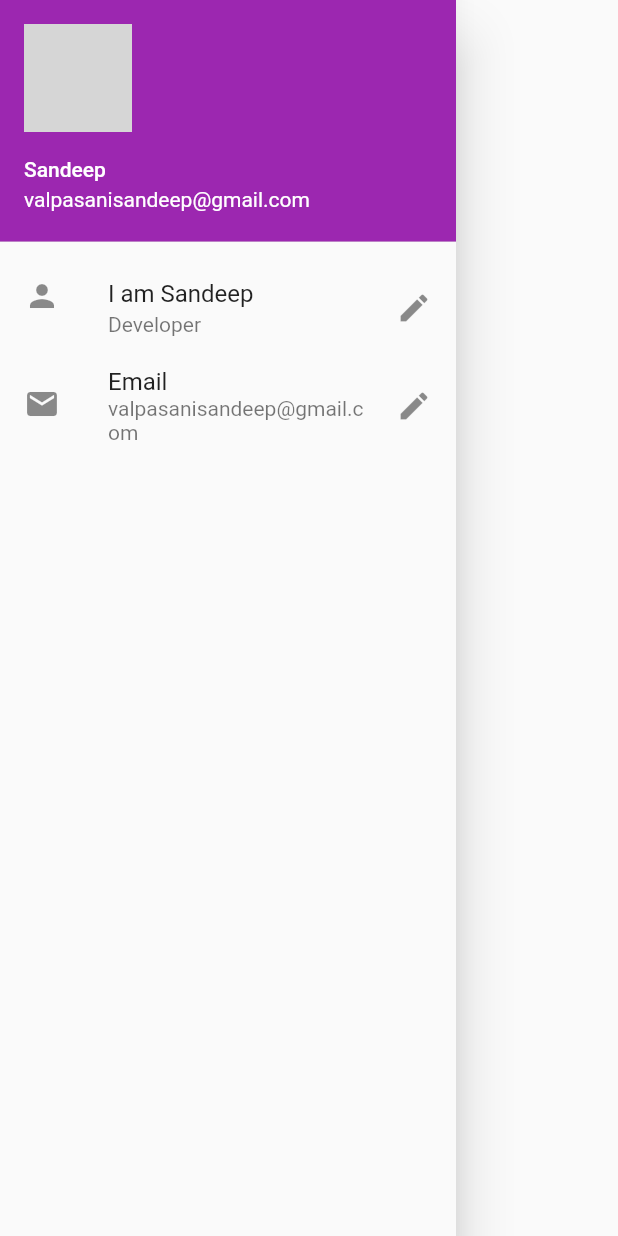
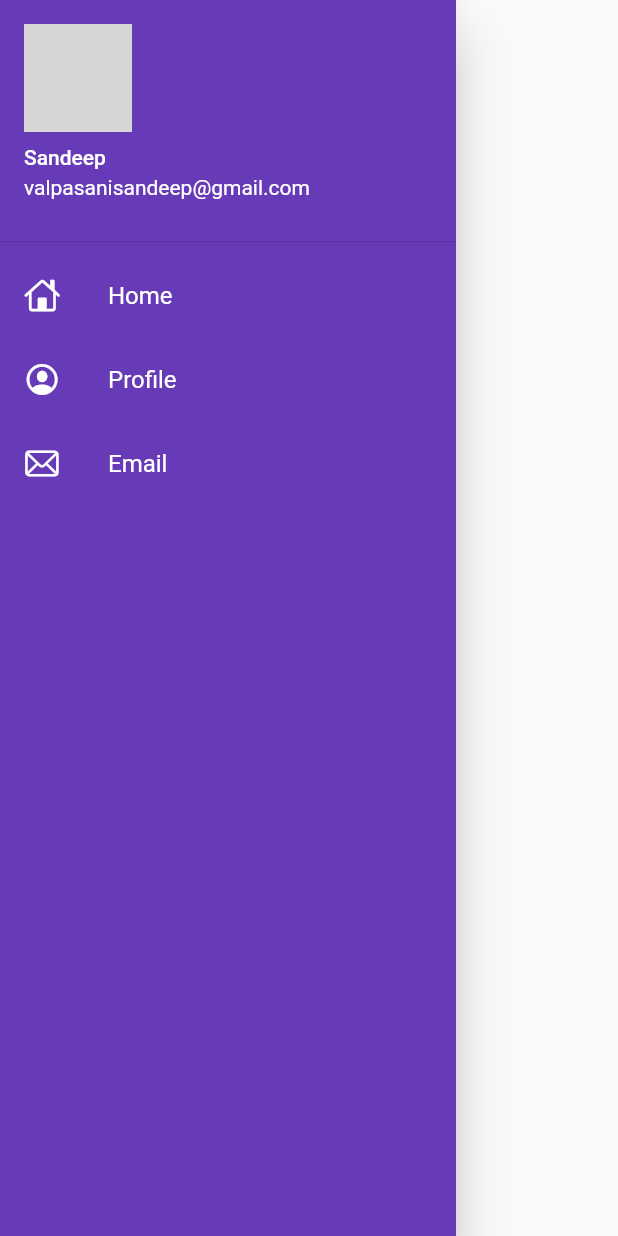
Before and after one commit to sandeep-v1404/awesome_app, a Flutter app: the MyDrawer widget shown alone on an empty page, opened directly, on a phone screen of 412 x 824 dp. Run offline on Flutter 3.47's test engine with Material 2 defaults, Android fonts, the phone set to English and light mode, and no system bars; our stand-ins replace shared_preferences; accounts and stored records are empty; network calls fail; grey boxes are pictures that could not be loaded.

Commit message:
Drawer Widget

```diff
--- a/lib/drawer.dart
+++ /dev/null
@@ -1,37 +0,0 @@
-import 'package:flutter/material.dart';
-
-class MyDrawer extends StatelessWidget {
-  @override
-  Widget build(BuildContext context) {
-    return Container(
-      child: Drawer(
-        child: ListView(
-          padding: const EdgeInsets.all(0),
-          children: <Widget>[
-            UserAccountsDrawerHeader(
-              accountName: Text("Sandeep"),
-              accountEmail: Text("valpasanisandeep@gmail.com"),
-              currentAccountPicture: CircleAvatar(
-                backgroundImage: NetworkImage(
-                    "https://images.unsplash.com/photo-1480455624313-e29b44bbfde1?ixlib=rb-1.2.1&ixid=MXwxMjA3fDB8MHxleHBsb3JlLWZlZWR8MzJ8fHxlbnwwfHx8&w=1000&q=80"),
-              ),
-            ),
-            ListTile(
-              leading: Icon(Icons.person),
-              title: Text("I am Sandeep"),
-              subtitle: Text("Developer"),
-              trailing: Icon(Icons.edit),
-              onTap: () {},
-            ),
-            ListTile(
-              leading: Icon(Icons.email),
-              title: Text("Email"),
-              subtitle: Text("valpasanisandeep@gmail.com"),
-              trailing: Icon(Icons.edit),
-            )
-          ],
-        ),
-      ),
-    );
-  }
-}
--- a/lib/main.dart
+++ b/lib/main.dart
@@ -21,7 +21,7 @@ class MyApp extends StatelessWidget {
           ? HomePage()
           : LoginPage(),
       theme: ThemeData(
-        primarySwatch: Colors.purple,
+        primarySwatch: Colors.deepPurple,
       ),
       routes: {
         MyRoutes.loginRoute: (context) => LoginPage(),
--- a/lib/pages/home_page.dart
+++ b/lib/pages/home_page.dart
@@ -2,7 +2,7 @@ import 'package:awesome_app/utils/constants.dart';
 import 'package:awesome_app/utils/routes.dart';
 import 'package:flutter/material.dart';
 
-import '../drawer.dart';
+import '../widgets/drawer.dart';
 import 'package:http/http.dart' as http;
 import 'dart:convert';
 
--- /dev/null
+++ b/lib/widgets/drawer.dart
@@ -0,0 +1,68 @@
+import 'package:flutter/cupertino.dart';
+import 'package:flutter/material.dart';
+
+class MyDrawer extends StatelessWidget {
+  @override
+  Widget build(BuildContext context) {
+    return Drawer(
+      child: Container(
+        color: Colors.deepPurple,
+        child: ListView(
+          padding: EdgeInsets.all(0),
+          children: <Widget>[
+            DrawerHeader(
+              padding: EdgeInsets.zero,
+              child: UserAccountsDrawerHeader(
+                accountName: Text("Sandeep"),
+                accountEmail: Text("valpasanisandeep@gmail.com"),
+                currentAccountPicture: CircleAvatar(
+                  backgroundImage: NetworkImage(
+                      "https://images.unsplash.com/photo-1480455624313-e29b44bbfde1?ixlib=rb-1.2.1&ixid=MXwxMjA3fDB8MHxleHBsb3JlLWZlZWR8MzJ8fHxlbnwwfHx8&w=1000&q=80"),
+                ),
+              ),
+            ),
+            ListTile(
+              leading: Icon(
+                CupertinoIcons.home,
+                color: Colors.white,
+              ),
+              title: Text(
+                "Home",
+                style: TextStyle(
+                  color: Colors.white,
+                ),
+              ),
+              onTap: () {},
+            ),
+            ListTile(
+              leading: Icon(
+                CupertinoIcons.profile_circled,
+                color: Colors.white,
+              ),
+              title: Text(
+                "Profile",
+                style: TextStyle(
+                  color: Colors.white,
+                ),
+              ),
+              onTap: () {},
+            ),
+            ListTile(
+              leading: Icon(
+                CupertinoIcons.mail,
+                color: Colors.white,
+              ),
+              title: Text(
+                "Email",
+                style: TextStyle(
+                  color: Colors.white,
+                ),
+              ),
+              onTap: () {},
+            ),
+          ],
+        ),
+      ),
+    );
+  }
+}
```
